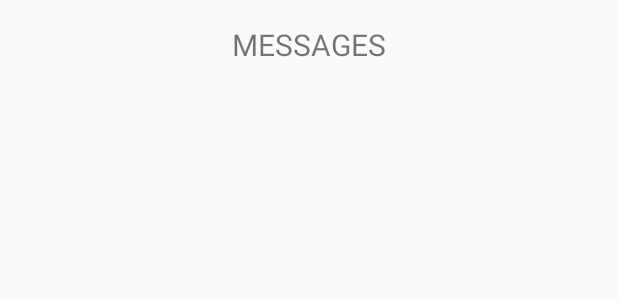
After one commit to lino994/cs3773, an Android app: the layout activity_inbox.xml on its own in the app's theme, with its tools: preview values and no code run, on a phone screen of 412 x 824 dp. The commit adds this screen. Shown: the top 300 px of the screen. Run offline under Robolectric (Android 15) with nearby library versions, the phone set to English and light mode, and no system bars.

Commit message:
JUST NEEDS DISPLAY MESSAGES AND ENCRYPTION MICHAEL WHY DID YOU LEAVE US?!?!!

```diff
--- a/app/src/main/AndroidManifest.xml
+++ b/app/src/main/AndroidManifest.xml
@@ -43,7 +43,8 @@
             android:exported="true" />
 
         <activity android:name=".SetEncryption" />
-        <activity android:name=".EnterKey"></activity>
+        <activity android:name=".EnterKey" />
+        <activity android:name=".Inbox"></activity>
     </application>
 
 </manifest>
--- a/app/src/main/java/com/example/linos/testapp/SendMessage.java
+++ b/app/src/main/java/com/example/linos/testapp/SendMessage.java
@@ -103,7 +103,7 @@ public class SendMessage extends AppCompatActivity{
 
 
                 //message to be sent
-                String message = "Sent from user: " + sender +"\n"+ encryptedMessage;
+                String message = uname +"~" + sender +"~"+encryptedMessage;
                 Log.v("Message: ", message);
                 initSubmit(v, uname, message);
 
--- /dev/null
+++ b/app/src/main/res/layout/activity_inbox.xml
@@ -0,0 +1,31 @@
+<?xml version="1.0" encoding="utf-8"?>
+<RelativeLayout xmlns:android="http://schemas.android.com/apk/res/android"
+    xmlns:tools="http://schemas.android.com/tools"
+    android:id="@+id/activity_inbox"
+    android:layout_width="match_parent"
+    android:layout_height="match_parent"
+    android:paddingBottom="@dimen/activity_vertical_margin"
+    android:paddingLeft="@dimen/activity_horizontal_margin"
+    android:paddingRight="@dimen/activity_horizontal_margin"
+    android:paddingTop="@dimen/activity_vertical_margin"
+    tools:context="com.example.linos.testapp.Inbox">
+
+    <ListView
+        android:layout_width="match_parent"
+        android:layout_height="match_parent"
+        android:headerDividersEnabled="true"
+        android:id="@+id/inboxList"
+        android:layout_below="@+id/messagesText"
+        android:layout_alignParentLeft="true"
+        android:layout_alignParentStart="true"></ListView>
+
+    <TextView
+        android:layout_width="wrap_content"
+        android:layout_height="wrap_content"
+        android:text="MESSAGES"
+        android:textSize="20dp"
+        android:id="@+id/messagesText"
+        android:layout_alignParentTop="true"
+        android:layout_centerHorizontal="true" />
+
+</RelativeLayout>
--- a/app/src/main/res/menu/admin_menu.xml
+++ b/app/src/main/res/menu/admin_menu.xml
@@ -7,12 +7,12 @@
         android:orderInCategory="100"
         android:title="Change Password"
         app:showAsAction="never" />
+    <item android:title="Check Messages"
+        android:id="@+id/messages" />
     <item android:title="Set Security Question"
         android:id="@+id/security" />
     <item android:title="Create New User"
         android:id="@+id/new_user" />
-    <item android:title="Item"
-        android:id="@+id/messages" />
     <item android:title="Logout"
         android:id="@+id/Logout" />
 </menu>
```
Also changed, not shown: app/src/main/java/com/example/linos/testapp/Admin.java (+7 -0 lines), app/src/main/java/com/example/linos/testapp/CheckMessage.java (+25 -13 lines), app/src/main/java/com/example/linos/testapp/DatabaseHelper.java (added, +72 -0 lines), app/src/main/java/com/example/linos/testapp/Inbox.java (added, +96 -0 lines), app/src/main/java/com/example/linos/testapp/Message.java (added, +29 -0 lines), app/src/main/java/com/example/linos/testapp/Messaging.java (+19 -18 lines).
